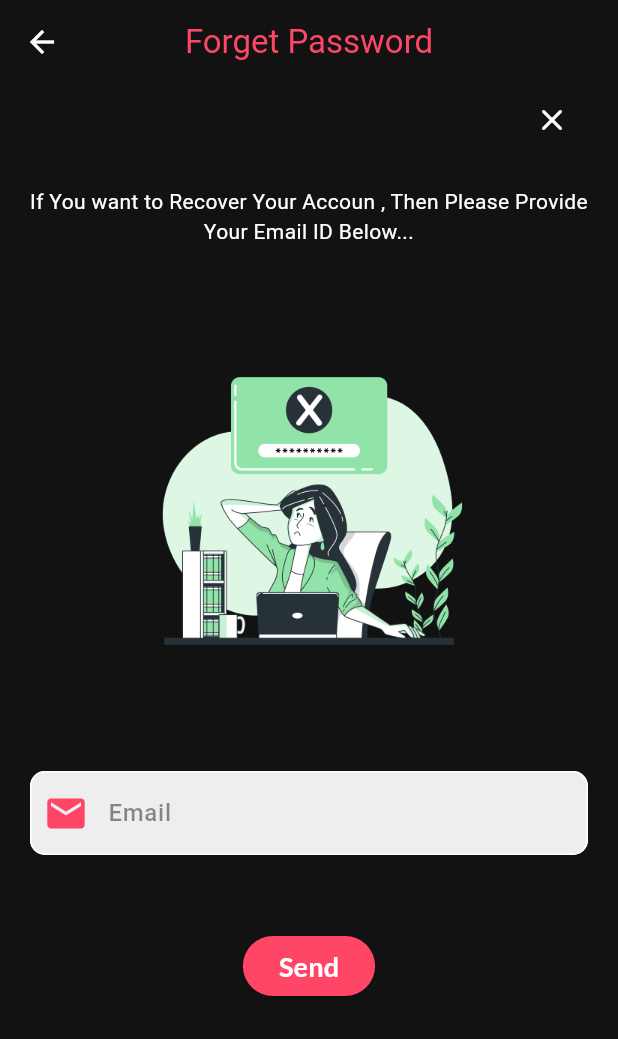
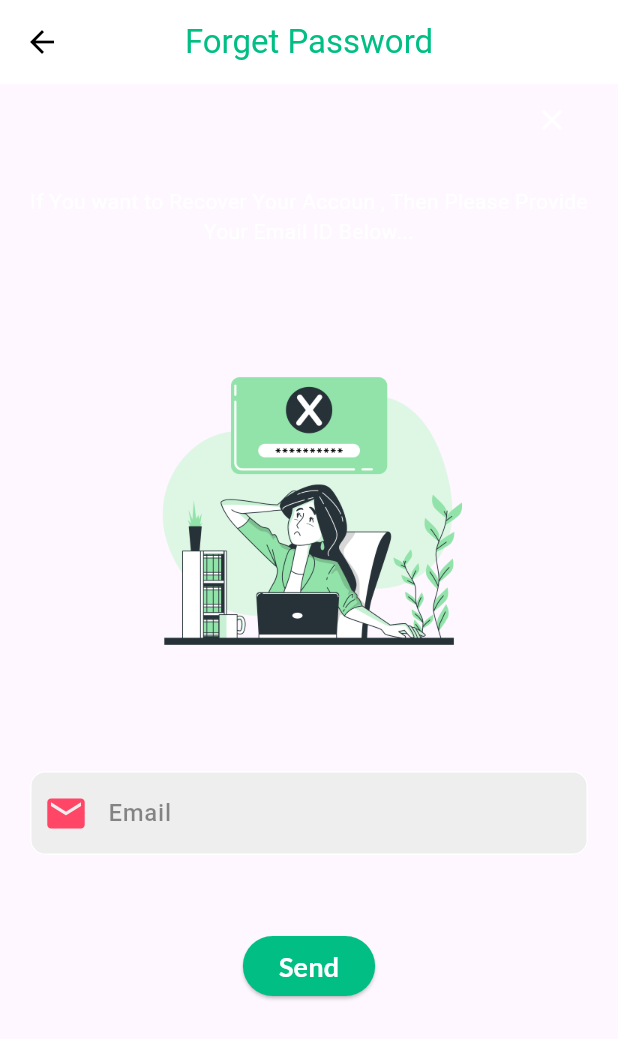
Before and after one commit to Elkelany84/Getx_Shopping_WaledAsro_Udemy, a Flutter app: the SignUpScreen screen opened by its route, after a tap on "Log In", after a tap on "Forget Password ?", on a phone screen of 412 x 824 dp. Shown: the top 1039 px of the screen. Run offline on Flutter 3.47's test engine with Material 3 defaults, Android fonts, the phone set to English and light mode, and no system bars; our stand-ins replace firebase_auth, firebase_core, get, get_storage, google_fonts, google_sign_in; accounts and stored records are empty.

Commit message:
EndVideo21

```diff
--- /dev/null
+++ b/lib/logic/controllers/theme_controller.dart
@@ -0,0 +1,28 @@
+import 'package:flutter/material.dart';
+import 'package:get/get.dart';
+import 'package:get_storage/get_storage.dart';
+
+class ThemeController {
+  final GetStorage boxStorage = GetStorage();
+  final key = "isDarkMode";
+  saveThemeDataInBox(bool isDark) {
+    boxStorage.write(key, isDark);
+    // print(boxStorage.read('isDarkMode'));
+  }
+
+  bool getThemeDataFromBox() {
+    return boxStorage.read<bool>(key) ?? false;
+  }
+
+  ThemeMode get themeDataGet =>
+      getThemeDataFromBox() ? ThemeMode.dark : ThemeMode.light;
+
+  void changesTheme() {
+    // Get.isDarkMode
+    //     ? Get.changeThemeMode(ThemeMode.light)
+    //     : Get.changeThemeMode(ThemeMode.dark);
+    Get.changeThemeMode(
+        getThemeDataFromBox() ? ThemeMode.light : ThemeMode.dark);
+    saveThemeDataInBox(!getThemeDataFromBox());
+  }
+}
--- a/lib/routes/routes.dart
+++ b/lib/routes/routes.dart
@@ -10,6 +10,7 @@ import 'package:waleed_asro_shopping_getx_api/view/screens/welcome_screen.dart';
 class AppRoutes {
   //initial route
   static const welcome = Routes.welcomeScreen;
+  static const mainScreen = Routes.mainScreen;
 
 //getPages
   static final routes = [
--- a/lib/view/screens/auth/auth_button.dart
+++ b/lib/view/screens/auth/auth_button.dart
@@ -12,7 +12,7 @@ class AuthButton extends StatelessWidget {
   Widget build(BuildContext context) {
     return ElevatedButton(
       style: ElevatedButton.styleFrom(
-          backgroundColor: Get.isDarkMode ? mainColor : pinkClr,
+          backgroundColor: Get.isDarkMode ? pinkClr : mainColor,
           maximumSize: Size(
             360,
             50,
--- a/lib/view/screens/auth/forget_password.dart
+++ b/lib/view/screens/auth/forget_password.dart
@@ -15,14 +15,14 @@ class ForgetpasswordScreen extends StatelessWidget {
   Widget build(BuildContext context) {
     return SafeArea(
       child: Scaffold(
-        backgroundColor: Get.isDarkMode ? Colors.white : darkGreyClr,
+        backgroundColor: context.theme.colorScheme.background,
         appBar: AppBar(
           elevation: 0,
           centerTitle: true,
-          backgroundColor: Get.isDarkMode ? Colors.white : darkGreyClr,
+          backgroundColor: Get.isDarkMode ? darkGreyClr : Colors.white,
           title: Text(
             "Forget Password",
-            style: TextStyle(color: Get.isDarkMode ? mainColor : pinkClr),
+            style: TextStyle(color: Get.isDarkMode ? pinkClr : mainColor),
           ),
           leading: IconButton(
             onPressed: () {
@@ -30,7 +30,7 @@ class ForgetpasswordScreen extends StatelessWidget {
             },
             icon: Icon(
               Icons.arrow_back,
-              color: Get.isDarkMode ? Colors.black : Colors.white,
+              color: Get.isDarkMode ? Colors.white : Colors.black,
             ),
           ),
         ),
--- a/lib/view/screens/auth/login_screen.dart
+++ b/lib/view/screens/auth/login_screen.dart
@@ -23,10 +23,10 @@ class LoginScreen extends StatelessWidget {
   Widget build(BuildContext context) {
     return SafeArea(
       child: Scaffold(
-        backgroundColor: Get.isDarkMode ? Colors.white : darkGreyClr,
+        backgroundColor: context.theme.colorScheme.background,
         appBar: AppBar(
           elevation: 0,
-          backgroundColor: Get.isDarkMode ? Colors.white : darkGreyClr,
+          backgroundColor: Get.isDarkMode ? darkGreyClr : Colors.white,
         ),
         body: SingleChildScrollView(
           child: Column(
@@ -46,7 +46,7 @@ class LoginScreen extends StatelessWidget {
                                 text: "Log",
                                 fontSize: 28,
                                 fontWeight: FontWeight.w500,
-                                color: Get.isDarkMode ? mainColor : pinkClr,
+                                color: Get.isDarkMode ? pinkClr : mainColor,
                                 underLine: TextDecoration.none),
                             SizedBox(
                               width: 3,
@@ -56,8 +56,8 @@ class LoginScreen extends StatelessWidget {
                                 fontSize: 28,
                                 fontWeight: FontWeight.w500,
                                 color: Get.isDarkMode
-                                    ? Colors.black
-                                    : Colors.white,
+                                    ? Colors.white
+                                    : Colors.black,
                                 underLine: TextDecoration.none),
                           ],
                         ),
@@ -73,7 +73,7 @@ class LoginScreen extends StatelessWidget {
                               ? Image.asset("assets/images/email.png")
                               : Icon(
                                   Icons.email,
-                                  color: pinkClr,
+                                  color: Get.isDarkMode ? pinkClr : mainColor,
                                   size: 30,
                                 ),
                           suffixIcon: Text(""),
@@ -98,7 +98,7 @@ class LoginScreen extends StatelessWidget {
                                 ? Image.asset("assets/images/lock.png")
                                 : Icon(
                                     Icons.password,
-                                    color: pinkClr,
+                                    color: Get.isDarkMode ? pinkClr : mainColor,
                                     size: 30,
                                   ),
                             suffixIcon: IconButton(
@@ -138,8 +138,8 @@ class LoginScreen extends StatelessWidget {
                                 fontWeight: FontWeight.normal,
                                 fontSize: 14,
                                 color: Get.isDarkMode
-                                    ? Colors.black
-                                    : Colors.white,
+                                    ? Colors.white
+                                    : Colors.black,
                                 underLine: TextDecoration.none,
                               )),
                         ),
@@ -169,7 +169,7 @@ class LoginScreen extends StatelessWidget {
                             text: "OR",
                             fontSize: 18,
                             fontWeight: FontWeight.normal,
-                            color: Get.isDarkMode ? Colors.black : Colors.white,
+                            color: Get.isDarkMode ? Colors.white : Colors.black,
                             underLine: TextDecoration.none),
                         SizedBox(
                           height: 20,
--- a/lib/view/screens/auth/signup_screen.dart
+++ b/lib/view/screens/auth/signup_screen.dart
@@ -24,10 +24,10 @@ class SignUpScreen extends StatelessWidget {
   Widget build(BuildContext context) {
     return SafeArea(
       child: Scaffold(
-        backgroundColor: Get.isDarkMode ? Colors.white : darkGreyClr,
+        backgroundColor: context.theme.colorScheme.background,
         appBar: AppBar(
           elevation: 0,
-          backgroundColor: Get.isDarkMode ? Colors.white : darkGreyClr,
+          backgroundColor: Get.isDarkMode ? darkGreyClr : Colors.white,
         ),
         body: SingleChildScrollView(
           child: Column(
@@ -47,7 +47,7 @@ class SignUpScreen extends StatelessWidget {
                                 text: "SIGN",
                                 fontSize: 28,
                                 fontWeight: FontWeight.w500,
-                                color: Get.isDarkMode ? mainColor : pinkClr,
+                                color: Get.isDarkMode ? pinkClr : mainColor,
                                 underLine: TextDecoration.none),
                             SizedBox(
                               width: 3,
@@ -57,8 +57,8 @@ class SignUpScreen extends StatelessWidget {
                                 fontSize: 28,
                                 fontWeight: FontWeight.w500,
                                 color: Get.isDarkMode
-                                    ? Colors.black
-                                    : Colors.white,
+                                    ? Colors.white
+                                    : Colors.black,
                                 underLine: TextDecoration.none),
                           ],
                         ),
@@ -70,7 +70,7 @@ class SignUpScreen extends StatelessWidget {
                               ? Image.asset("assets/images/user.png")
                               : Icon(
                                   Icons.person,
-                                  color: pinkClr,
+                                  color: Get.isDarkMode ? pinkClr : mainColor,
                                   size: 30,
                                 ),
                           suffixIcon: Text(""),
@@ -94,7 +94,7 @@ class SignUpScreen extends StatelessWidget {
                               ? Image.asset("assets/images/email.png")
                               : Icon(
                                   Icons.email,
-                                  color: pinkClr,
+                                  color: Get.isDarkMode ? pinkClr : mainColor,
                                   size: 30,
                                 ),
                           suffixIcon: Text(""),
@@ -119,7 +119,7 @@ class SignUpScreen extends StatelessWidget {
                                 ? Image.asset("assets/images/lock.png")
                                 : Icon(
                                     Icons.password,
-                                    color: pinkClr,
+                                    color: Get.isDarkMode ? pinkClr : mainColor,
                                     size: 30,
                                   ),
                             suffixIcon: IconButton(
--- a/lib/view/widgets/auth/container_under.dart
+++ b/lib/view/widgets/auth/container_under.dart
@@ -18,7 +18,7 @@ class ContainerUnder extends StatelessWidget {
       width: double.infinity,
       height: 100,
       decoration: BoxDecoration(
-        color: Get.isDarkMode ? mainColor : pinkClr,
+        color: Get.isDarkMode ? pinkClr : mainColor,
         borderRadius: BorderRadius.only(
           topRight: Radius.circular(20),
           topLeft: Radius.circular(20),
@@ -33,7 +33,12 @@ class ContainerUnder extends StatelessWidget {
               fontWeight: FontWeight.bold,
               color: Colors.white,
               underLine: TextDecoration.none),
-          TextButton(onPressed: onPressed, child: Text(textType))
+          TextButton(
+              onPressed: onPressed,
+              child: Text(
+                textType,
+                style: TextStyle(decoration: TextDecoration.underline),
+              ))
         ],
       ),
     );
```
Also changed, not shown: lib/logic/controllers/auth_controller.dart (+26 -1 lines), lib/main.dart (+10 -1 lines), lib/view/screens/settings_screen.dart (+56 -6 lines).
